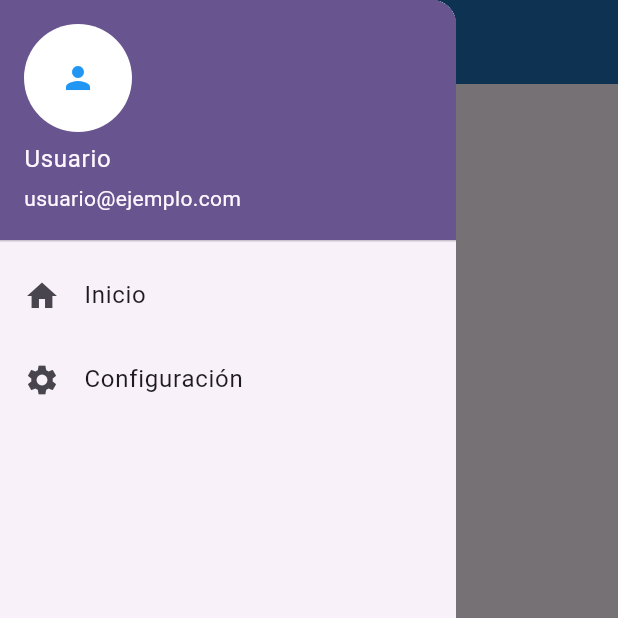
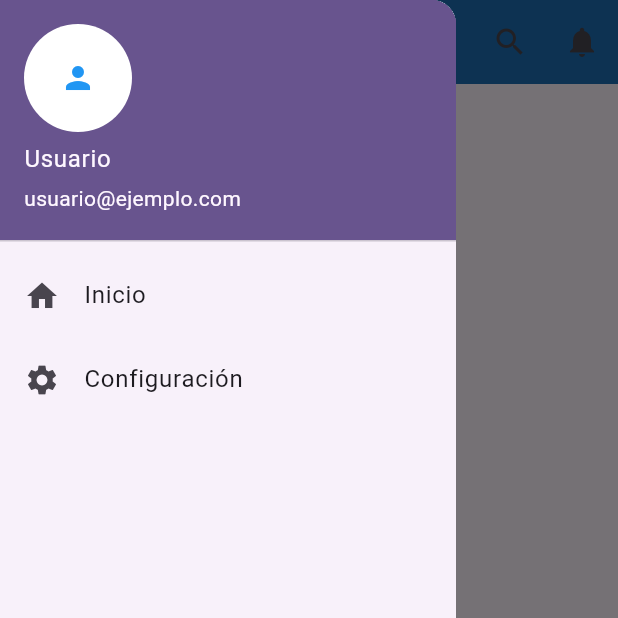
Before and after one commit to Jotaoesee/actividad3_app, a Flutter app: the screen it shows after launch, with the side drawer open, on a phone screen of 412 x 824 dp, the top half of it. Run offline on Flutter 3.47's test engine with Material 3 defaults, Android fonts, the light colour scheme and no system bars; our stand-ins replace firebase_auth, firebase_core, font_awesome_flutter; accounts and stored records are empty.

Commit message:
añado icono de buscar y notificaciones en el appbar a la derecha, a la izquiera esta las 3 lineas para el menu drawer y al lado el titulo de la pagina en la que estoy

```diff
--- a/lib/pantallas/home.dart
+++ b/lib/pantallas/home.dart
@@ -9,14 +9,13 @@ class Home extends StatefulWidget {
 }
 
 class _HomeState extends State<Home> {
+  String _currentScreen = "Inicio";
+
   @override
   Widget build(BuildContext context) {
     return Scaffold(
-      appBar: AppBar(
-        title: const Text('Pantalla Home'),
-        backgroundColor: const Color.fromARGB(255, 28, 108, 178),
-      ),
-      drawer: _buildDrawer(), // Cargar el Drawer aquí
+      appBar: _buildAppBar(),
+      drawer: _buildDrawer(),
       body: const Center(
         child: Text('Contenido de la Pantalla Home'),
       ),
@@ -41,18 +40,40 @@ class _HomeState extends State<Home> {
             leading: const Icon(Icons.home),
             title: const Text('Inicio'),
             onTap: () {
-              Navigator.pop(context); // Cerrar el drawer
+              Navigator.pop(context);
             },
           ),
           ListTile(
             leading: const Icon(Icons.settings),
             title: const Text('Configuración'),
             onTap: () {
-              Navigator.pop(context); // Cerrar el drawer
+              Navigator.pop(context);
             },
           ),
         ],
       ),
     );
   }
+
+  // AppBar con el título que cambia según la pestaña seleccionada
+  AppBar _buildAppBar() {
+    return AppBar(
+      title: Text("Pantalla de $_currentScreen"), // a futuro valdra para que ponga el nombre de la pantalla que estoy
+      backgroundColor: const Color.fromARGB(255, 28, 108, 178),
+      actions: [
+        IconButton(
+          icon: const Icon(Icons.search),
+          onPressed: () {
+            print("Buscar...");
+          },
+        ),
+        IconButton(
+          icon: const Icon(Icons.notifications),
+          onPressed: () {
+            print("Notificaciones...");
+          },
+        ),
+      ],
+    );
+  }
 }
```
Also changed, not shown: firebase.json (added), flutter_01.png (added), lib/firebase_options.dart (added), 1 other file.
